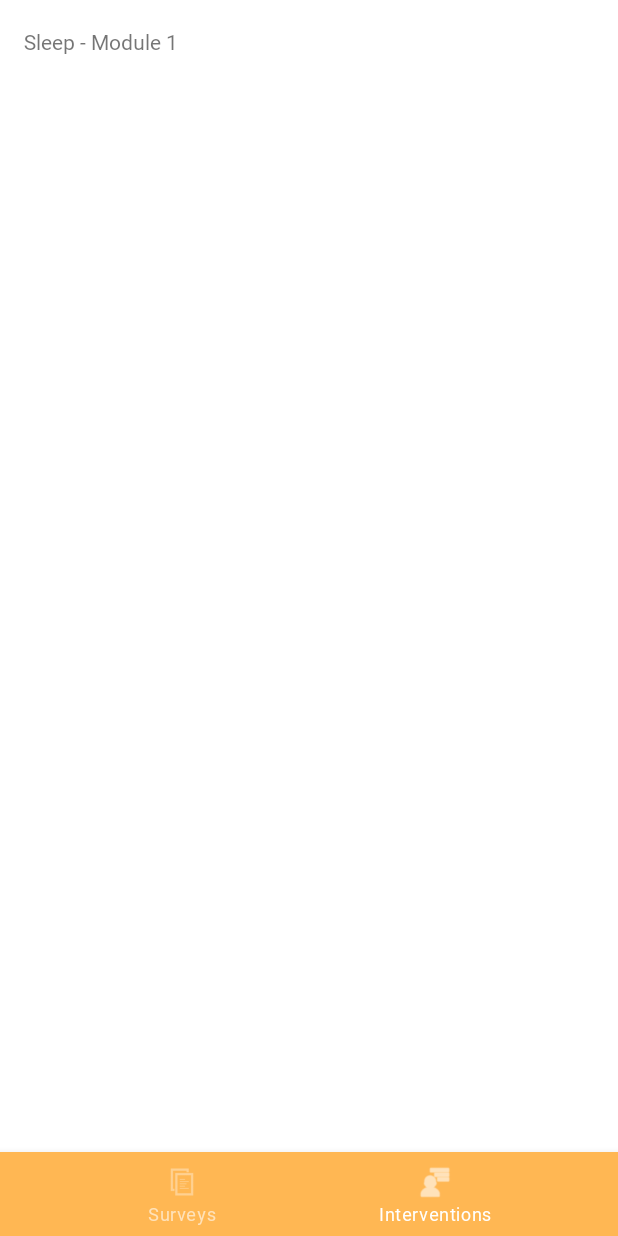
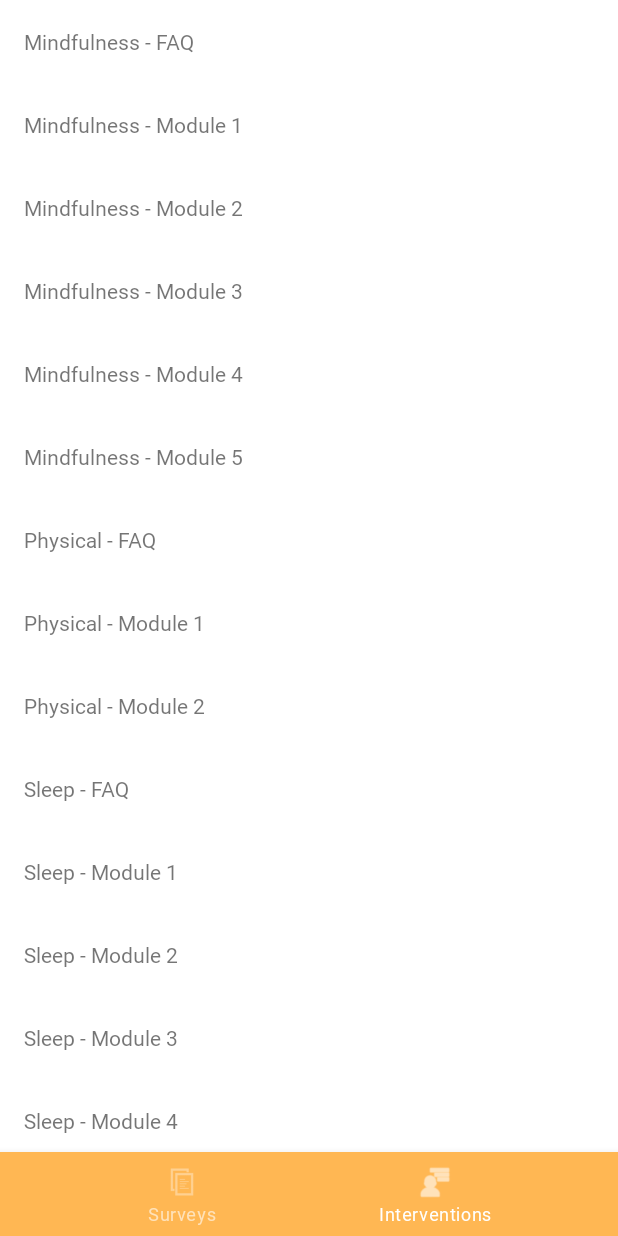
Before and after one commit to siddharthchughs/Companydemo, an Android app: the screen it shows after launch (MainActivity), item 2 of the bottom bar chosen, on a phone screen of 412 x 824 dp. Run offline under Robolectric (Android 15) with nearby library versions, the light colour scheme and no system bars.

Commit message:
ENHANCE: Add interventions to list in Android

```diff
--- a/Android/app/src/main/java/ai/a2i2/surveyjstheming/InterventionFragment.java
+++ b/Android/app/src/main/java/ai/a2i2/surveyjstheming/InterventionFragment.java
@@ -1,6 +1,7 @@
 package ai.a2i2.surveyjstheming;
 
 import android.annotation.SuppressLint;
+import android.content.pm.ApplicationInfo;
 import android.os.Bundle;
 import android.view.KeyEvent;
 import android.view.LayoutInflater;
@@ -53,6 +54,11 @@ public class InterventionFragment extends Fragment implements View.OnKeyListener
         webView.addJavascriptInterface(new InterventionWebInterface(this::interventionComplete), "AndroidBridge");
         webView.loadUrl(String.format("file:///android_asset/%s", path));
 
+        if (0 != (requireContext().getApplicationInfo().flags & ApplicationInfo.FLAG_DEBUGGABLE)
+                && BuildConfig.BUILD_TYPE.contains("debug")) {
+            WebView.setWebContentsDebuggingEnabled(true);
+        }
+
         return view;
     }
 
--- a/Android/app/src/main/java/ai/a2i2/surveyjstheming/MainActivity.java
+++ b/Android/app/src/main/java/ai/a2i2/surveyjstheming/MainActivity.java
@@ -36,6 +36,19 @@ public class MainActivity extends AppCompatActivity {
     public static final Map<String, String> INTERVENTION_LIST = new HashMap<String, String>() {
         {
             put("Sleep - Module 1", "/Sleep/Module-1/index.html");
+            put("Sleep - Module 2", "/Sleep/Module-2/index.html");
+            put("Sleep - Module 3", "/Sleep/Module-3/index.html");
+            put("Sleep - Module 4", "/Sleep/Module-4/index.html");
+            put("Sleep - FAQ", "/Sleep/FAQ/index.html");
+            put("Mindfulness - Module 1", "/Mindfulness/Module-1/index.html");
+            put("Mindfulness - Module 2", "/Mindfulness/Module-2/index.html");
+            put("Mindfulness - Module 3", "/Mindfulness/Module-3/index.html");
+            put("Mindfulness - Module 4", "/Mindfulness/Module-4/index.html");
+            put("Mindfulness - Module 5", "/Mindfulness/Module-5/index.html");
+            put("Mindfulness - FAQ", "/Mindfulness/FAQ/index.html");
+            put("Physical - Module 1", "/Physical/Module-1/index.html");
+            put("Physical - Module 2", "/Physical/Module-2/index.html");
+            put("Physical - FAQ", "/Physical/FAQ/index.html");
         }
     };
 
@@ -80,6 +93,7 @@ public class MainActivity extends AppCompatActivity {
         INTERVENTION_LIST.forEach((key, value) -> {
             itemList.add(key);
         });
+        Collections.sort(itemList);
         return itemList;
     }
 
```
